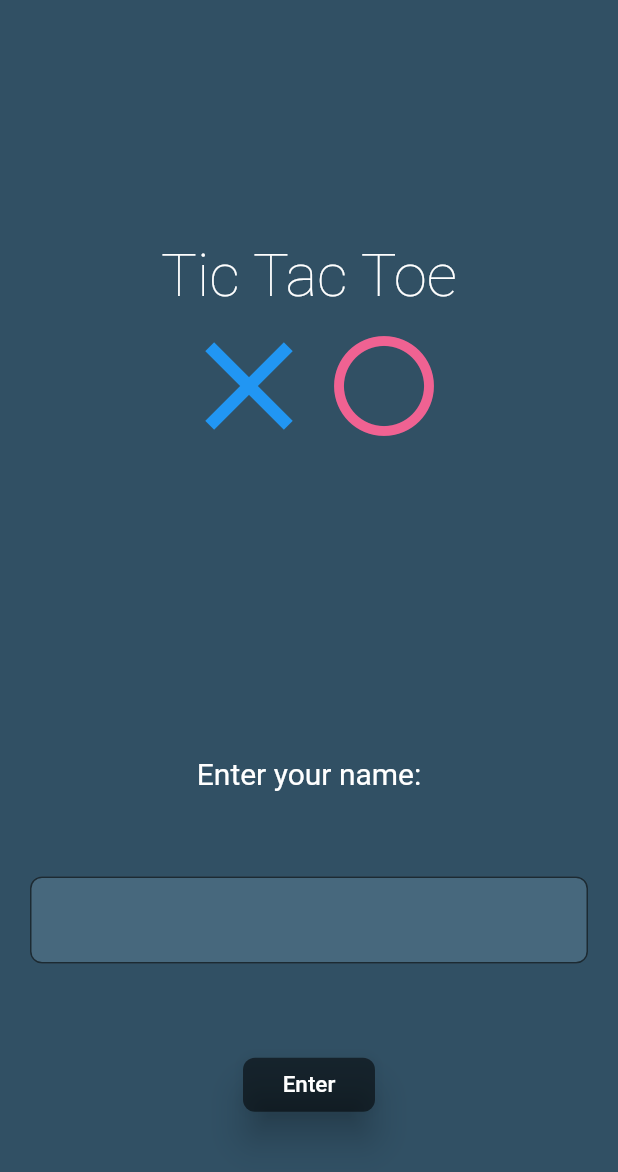
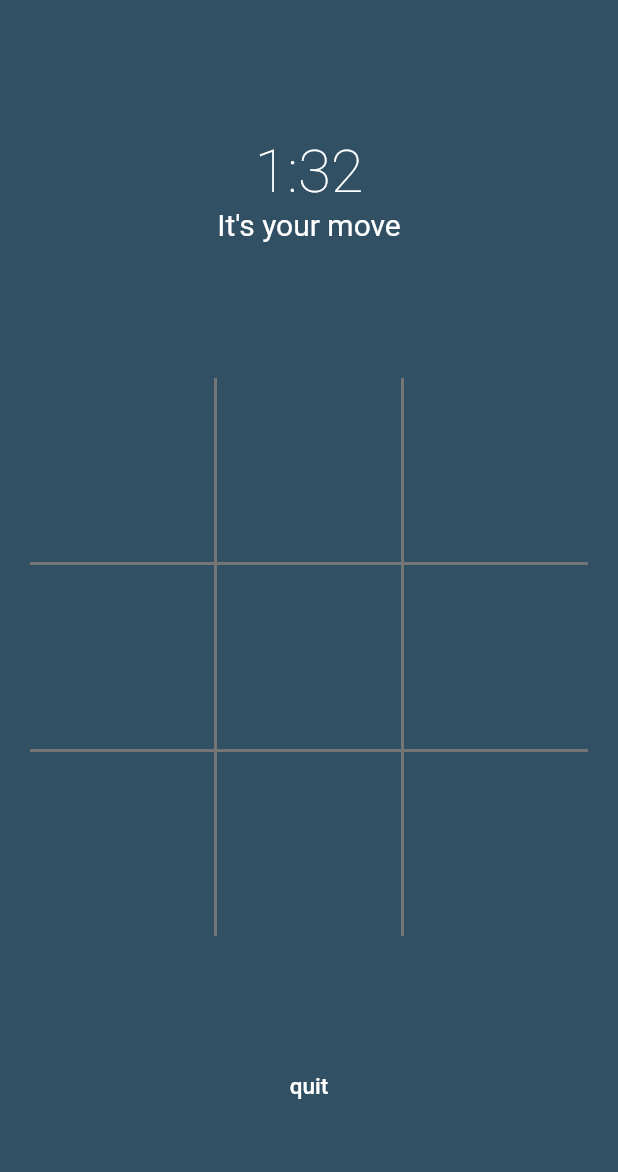
Before and after one commit to alex-anhvuong/tic-tac-toe, a Flutter app: the screen it shows after launch, after a tap on "Enter", on a phone screen of 412 x 824 dp. Shown: the top 1172 px of the screen. Run offline on Flutter 3.47's test engine with Material 2 defaults, Android fonts, the phone set to English and light mode, and no system bars.

Commit message:
Create game screen with XO ticking functionality

```diff
--- /dev/null
+++ b/lib/components/checker_square.dart
@@ -0,0 +1,42 @@
+import 'package:flutter/material.dart';
+import 'package:provider/provider.dart';
+import 'package:tic_tac_toe/constants.dart';
+import 'package:tic_tac_toe/models/checker_brain_data.dart';
+
+class CheckerSquare extends StatelessWidget {
+  final int id;
+  final String squareItem;
+
+  CheckerSquare({this.id, this.squareItem});
+
+  @override
+  Widget build(BuildContext context) {
+    return GestureDetector(
+      onTap: () {
+        if (squareItem == "") {
+          Provider.of<CheckerBrainData>(context, listen: false)
+              .updateSquareState(id);
+        }
+      },
+      child: Container(
+        color: kAppBackgroundColor,
+        child: getSquareIcon(),
+      ),
+    );
+  }
+
+  Icon getSquareIcon() {
+    if (this.squareItem == "") return null;
+    if (this.squareItem == "x")
+      return Icon(
+        Icons.clear,
+        size: 75.0,
+        color: Colors.blue,
+      );
+    return Icon(
+      Icons.radio_button_unchecked,
+      size: 60.0,
+      color: Colors.pink[200],
+    );
+  }
+}
--- a/lib/components/elevated_button.dart
+++ b/lib/components/elevated_button.dart
@@ -1,5 +1,6 @@
 import 'package:flutter/material.dart';
 import 'package:tic_tac_toe/constants.dart';
+import 'package:tic_tac_toe/screens/game_screen.dart';
 
 class ElevatedButton extends StatelessWidget {
   const ElevatedButton({
@@ -20,7 +21,14 @@ class ElevatedButton extends StatelessWidget {
         'Enter',
         style: kSmallTextStyle,
       ),
-      onPressed: () {},
+      onPressed: () {
+        Navigator.push(
+          context,
+          MaterialPageRoute(
+            builder: (context) => GameScreen(),
+          ),
+        );
+      },
     );
   }
 }
--- a/lib/constants.dart
+++ b/lib/constants.dart
@@ -17,3 +17,5 @@ const kSmallTextStyle = TextStyle(
   fontSize: 15.0,
   fontWeight: FontWeight.w500,
 );
+
+const kAppBackgroundColor = Color(0xff315064);
--- /dev/null
+++ b/lib/models/checker_brain_data.dart
@@ -0,0 +1,15 @@
+import 'package:flutter/cupertino.dart';
+
+class CheckerBrainData extends ChangeNotifier {
+  int currentMove = 0;
+  List<String> squareStateList = List.generate(9, (index) => "");
+
+  void updateSquareState(int id) {
+    if (currentMove % 2 == 0)
+      squareStateList[id] = "x";
+    else
+      squareStateList[id] = "o";
+    currentMove++;
+    notifyListeners();
+  }
+}
--- /dev/null
+++ b/lib/screens/game_screen.dart
@@ -0,0 +1,63 @@
+import 'package:flutter/material.dart';
+import 'package:provider/provider.dart';
+import 'package:tic_tac_toe/components/checker_square.dart';
+import 'package:tic_tac_toe/constants.dart';
+import 'package:tic_tac_toe/models/checker_brain_data.dart';
+
+class GameScreen extends StatelessWidget {
+  @override
+  Widget build(BuildContext context) {
+    return ChangeNotifierProvider(
+      create: (context) => CheckerBrainData(),
+      child: Scaffold(
+        backgroundColor: kAppBackgroundColor,
+        body: SafeArea(
+          child: Container(
+            width: double.infinity,
+            padding: EdgeInsets.symmetric(
+              vertical: 0,
+              horizontal: 20.0,
+            ),
+            child: Column(
+              mainAxisAlignment: MainAxisAlignment.spaceEvenly,
+              children: <Widget>[
+                Column(
+                  children: <Widget>[
+                    Text(
+                      '1:32',
+                      style: kHeadingTextStyle,
+                    ),
+                    Text(
+                      'It\'s your move',
+                      style: kNormalTextStyle,
+                    ),
+                  ],
+                ),
+                Container(
+                  color: Colors.grey[600],
+                  child: GridView.builder(
+                    gridDelegate: SliverGridDelegateWithFixedCrossAxisCount(
+                      crossAxisCount: 3,
+                      crossAxisSpacing: 2,
+                      mainAxisSpacing: 2,
+                    ),
+                    itemCount: 9,
+                    itemBuilder: (context, index) {
+                      return CheckerSquare(
+                        id: index,
+                        squareItem: Provider.of<CheckerBrainData>(context)
+                            .squareStateList[index],
+                      );
+                    },
+                    shrinkWrap: true,
+                  ),
+                ),
+                Text('quit', style: kSmallTextStyle),
+              ],
+            ),
+          ),
+        ),
+      ),
+    );
+  }
+}
--- a/lib/screens/login_screen.dart
+++ b/lib/screens/login_screen.dart
@@ -6,8 +6,10 @@ class LoginScreen extends StatelessWidget {
   @override
   Widget build(BuildContext context) {
     return Scaffold(
-      backgroundColor: Color(0xff315064),
-      body: Container(
+      backgroundColor: kAppBackgroundColor,
+      body: SafeArea(
+        child: Container(
+          width: double.infinity,
           padding: EdgeInsets.all(20.0),
           child: Column(
             mainAxisAlignment: MainAxisAlignment.spaceAround,
@@ -68,6 +70,7 @@ class LoginScreen extends StatelessWidget {
             ],
           ),
         ),
+      ),
     );
   }
 }
--- a/pubspec.yaml
+++ b/pubspec.yaml
@@ -28,6 +28,7 @@ dependencies:
   # The following adds the Cupertino Icons font to your application.
   # Use with the CupertinoIcons class for iOS style icons.
   cupertino_icons: ^0.1.3
+  provider: ^4.3.1
 
 dev_dependencies:
   flutter_test:
```
Also changed, not shown: pubspec.lock, 3 other files. Lines whose indentation alone changed are shown as unchanged.
